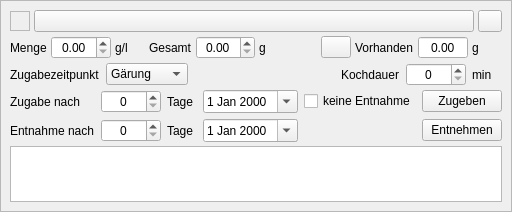
Qt form kleiner-brauhelfer/widgets/wdgweiterezutatgabe.ui (kleiner-brauhelfer/kleiner-brauhelfer-2) before a commit.
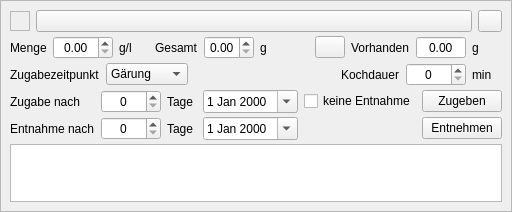
The same form after that commit. Icons and pictures are not drawn. Custom widgets are drawn as their Qt base class.

Patch:
```diff
--- a/kleiner-brauhelfer/widgets/wdgweiterezutatgabe.ui
+++ b/kleiner-brauhelfer/widgets/wdgweiterezutatgabe.ui
@@ -6,7 +6,7 @@
    <rect>
     <x>0</x>
     <y>0</y>
-    <width>482</width>
+    <width>485</width>
     <height>212</height>
    </rect>
   </property>
@@ -40,6 +40,9 @@
       </property>
       <item>
        <layout class="QHBoxLayout" name="horizontalLayout_7">
+        <property name="spacing">
+         <number>6</number>
+        </property>
         <item>
          <widget class="QFrame" name="frameColor">
           <property name="minimumSize">
@@ -114,6 +117,9 @@
       </item>
       <item>
        <layout class="QHBoxLayout" name="horizontalLayout_8">
+        <property name="spacing">
+         <number>6</number>
+        </property>
         <item>
          <widget class="QLabel" name="label_3">
           <property name="text">
@@ -428,6 +434,12 @@
          <property name="bottomMargin">
           <number>0</number>
          </property>
+         <property name="horizontalSpacing">
+          <number>6</number>
+         </property>
+         <property name="verticalSpacing">
+          <number>4</number>
+         </property>
          <item row="0" column="0">
           <widget class="QLabel" name="label_4">
            <property name="text">
```
Left out of the diff: 6 changed lines with no effect on the pictures.
